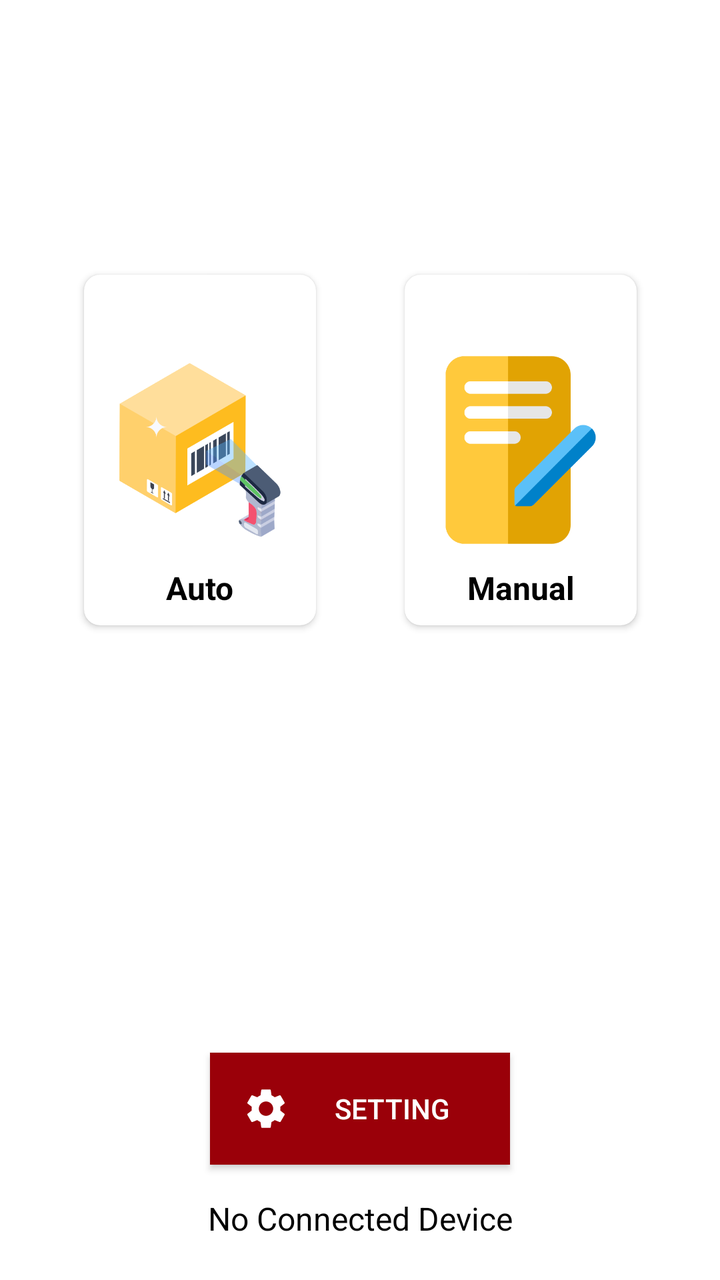
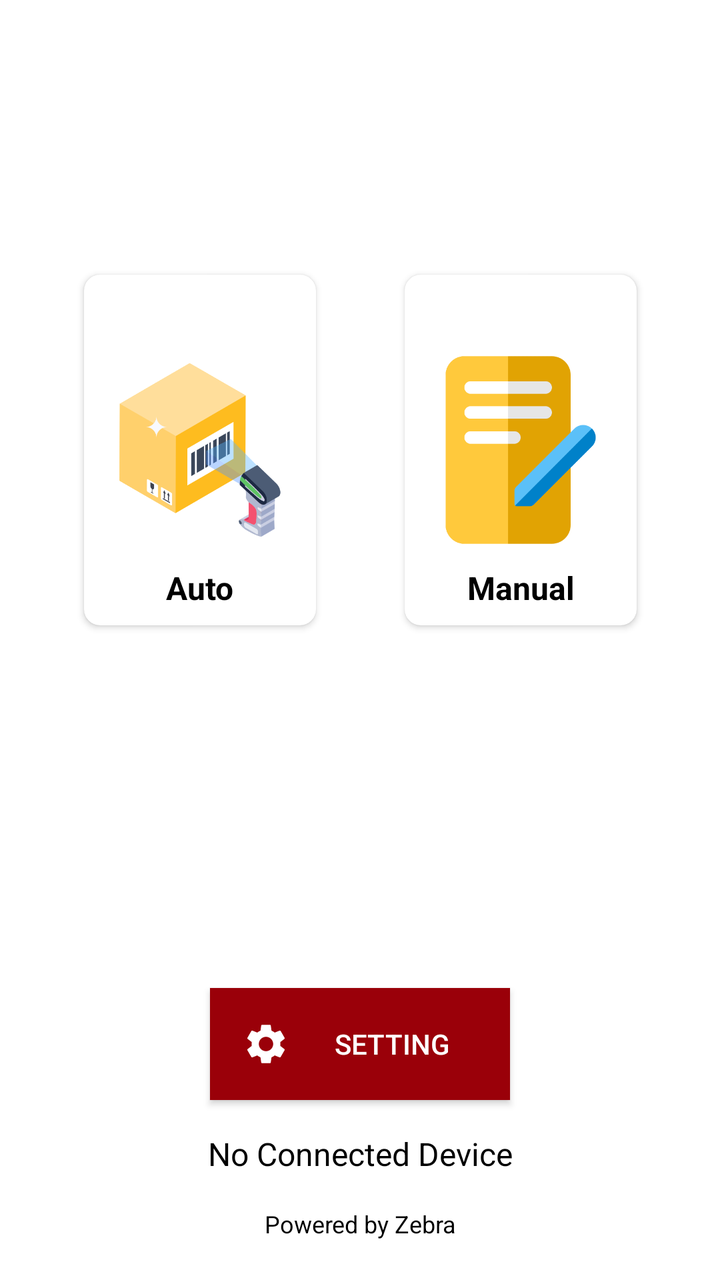

The first picture is an Android layout as it rendered before a commit; the second is the same layout after the commit. The layout source and the unified diff follow.
<!-- AndroidManifest.xml: application theme Theme.MAPZebraPrinter -->
<!-- res/layout/activity_main.xml -->
<?xml version="1.0" encoding="utf-8"?>
<androidx.constraintlayout.widget.ConstraintLayout xmlns:android="http://schemas.android.com/apk/res/android"
    xmlns:app="http://schemas.android.com/apk/res-auto"
    xmlns:tools="http://schemas.android.com/tools"
    android:id="@+id/main"
    android:layout_width="match_parent"
    android:layout_height="match_parent"
    android:padding="20dp"
    tools:context=".view.MainActivity">

    <View
        android:id="@+id/anchor"
        android:layout_width="1dp"
        android:layout_height="1dp"
        app:layout_constraintBottom_toBottomOf="parent"
        app:layout_constraintEnd_toEndOf="parent"
        app:layout_constraintStart_toStartOf="parent"
        app:layout_constraintTop_toTopOf="parent" />

    <androidx.cardview.widget.CardView
        android:id="@+id/cv_auto"
        android:layout_width="wrap_content"
        android:layout_height="wrap_content"
        android:layout_margin="8dp"
        android:elevation="8dp"
        app:cardCornerRadius="8dp"
        app:layout_constraintBottom_toBottomOf="@id/anchor"
        app:layout_constraintEnd_toStartOf="@id/anchor"
        app:layout_constraintStart_toStartOf="parent">

        <androidx.constraintlayout.widget.ConstraintLayout
            android:layout_width="wrap_content"
            android:layout_height="wrap_content"
            android:padding="8dp">

            <androidx.appcompat.widget.AppCompatButton
                android:id="@+id/btn_auto"
                android:layout_width="100dp"
                android:layout_height="100dp"
                android:background="@drawable/auto"
                app:layout_constraintBottom_toBottomOf="parent"
                app:layout_constraintEnd_toEndOf="parent"
                app:layout_constraintStart_toStartOf="parent"
                app:layout_constraintTop_toTopOf="parent" />

            <TextView
                android:layout_width="wrap_content"
                android:layout_height="wrap_content"
                android:layout_margin="8dp"
                android:text="@string/auto"
                android:textColor="@color/black"
                android:textSize="16sp"
                android:textStyle="bold"
                app:layout_constraintEnd_toEndOf="@id/btn_auto"
                app:layout_constraintStart_toStartOf="@id/btn_auto"
                app:layout_constraintTop_toBottomOf="@+id/btn_auto" />

        </androidx.constraintlayout.widget.ConstraintLayout>

    </androidx.cardview.widget.CardView>

    <androidx.cardview.widget.CardView
        android:id="@+id/cv_manual"
        android:layout_width="wrap_content"
        android:layout_height="wrap_content"
        android:layout_margin="8dp"
        android:elevation="8dp"
        app:cardCornerRadius="8dp"
        app:layout_constraintBottom_toBottomOf="@id/anchor"
        app:layout_constraintEnd_toEndOf="parent"
        app:layout_constraintStart_toEndOf="@id/anchor">

        <androidx.constraintlayout.widget.ConstraintLayout
            android:layout_width="wrap_content"
            android:layout_height="wrap_content"
            android:padding="8dp">

            <androidx.appcompat.widget.AppCompatButton
                android:id="@+id/btn_manual"
                android:layout_width="100dp"
                android:layout_height="100dp"
                android:background="@drawable/manual"
                app:layout_constraintBottom_toBottomOf="parent"
                app:layout_constraintEnd_toEndOf="parent"
                app:layout_constraintStart_toStartOf="parent"
                app:layout_constraintTop_toTopOf="parent" />

            <TextView
                android:layout_width="wrap_content"
                android:layout_height="wrap_content"
                android:layout_margin="8dp"
                android:text="@string/manual"
                android:textColor="@color/black"
                android:textSize="16sp"
                android:textStyle="bold"
                app:layout_constraintEnd_toEndOf="@id/btn_manual"
                app:layout_constraintStart_toStartOf="@id/btn_manual"
                app:layout_constraintTop_toBottomOf="@+id/btn_manual" />

        </androidx.constraintlayout.widget.ConstraintLayout>

    </androidx.cardview.widget.CardView>

    <androidx.appcompat.widget.AppCompatButton
        android:id="@+id/btn_setting"
        android:layout_width="150dp"
        android:layout_height="wrap_content"
        android:layout_margin="16dp"
        android:background="@color/primary_color"
        android:drawableStart="@drawable/baseline_settings_24"
        android:drawablePadding="8dp"
        android:padding="16dp"
        android:text="@string/setting"
        android:textColor="@color/white"
        app:layout_constraintBottom_toTopOf="@+id/tv_printer"
        app:layout_constraintEnd_toEndOf="parent"
        app:layout_constraintStart_toStartOf="parent" />

    <TextView
        android:id="@+id/tv_printer"
        android:layout_width="match_parent"
        android:layout_height="wrap_content"
        android:gravity="center"
        android:text="@string/no_connected_device"
        android:textColor="@color/black"
        android:textSize="16sp"
        app:layout_constraintBottom_toBottomOf="parent" />

</androidx.constraintlayout.widget.ConstraintLayout>
<!-- resources referenced by this layout -->
<resources>
  <color name="black">#FF000000</color>
  <color name="primary_color">#9A0009</color>
  <color name="white">#FFFFFFFF</color>
  <!-- drawable auto: png bitmap (drawable, 35378 bytes) -->
  <!-- drawable baseline_settings_24 (drawable) -->
  <vector xmlns:android="http://schemas.android.com/apk/res/android" android:height="24dp" android:tint="#FFFFFF" android:viewportHeight="24" android:viewportWidth="24" android:width="24dp">
        
      <path android:fillColor="@android:color/white" android:pathData="M19.14,12.94c0.04,-0.3 0.06,-0.61 0.06,-0.94c0,-0.32 -0.02,-0.64 -0.07,-0.94l2.03,-1.58c0.18,-0.14 0.23,-0.41 0.12,-0.61l-1.92,-3.32c-0.12,-0.22 -0.37,-0.29 -0.59,-0.22l-2.39,0.96c-0.5,-0.38 -1.03,-0.7 -1.62,-0.94L14.4,2.81c-0.04,-0.24 -0.24,-0.41 -0.48,-0.41h-3.84c-0.24,0 -0.43,0.17 -0.47,0.41L9.25,5.35C8.66,5.59 8.12,5.92 7.63,6.29L5.24,5.33c-0.22,-0.08 -0.47,0 -0.59,0.22L2.74,8.87C2.62,9.08 2.66,9.34 2.86,9.48l2.03,1.58C4.84,11.36 4.8,11.69 4.8,12s0.02,0.64 0.07,0.94l-2.03,1.58c-0.18,0.14 -0.23,0.41 -0.12,0.61l1.92,3.32c0.12,0.22 0.37,0.29 0.59,0.22l2.39,-0.96c0.5,0.38 1.03,0.7 1.62,0.94l0.36,2.54c0.05,0.24 0.24,0.41 0.48,0.41h3.84c0.24,0 0.44,-0.17 0.47,-0.41l0.36,-2.54c0.59,-0.24 1.13,-0.56 1.62,-0.94l2.39,0.96c0.22,0.08 0.47,0 0.59,-0.22l1.92,-3.32c0.12,-0.22 0.07,-0.47 -0.12,-0.61L19.14,12.94zM12,15.6c-1.98,0 -3.6,-1.62 -3.6,-3.6s1.62,-3.6 3.6,-3.6s3.6,1.62 3.6,3.6S13.98,15.6 12,15.6z"/>
      
  </vector>
  <!-- drawable manual: png bitmap (drawable, 10208 bytes) -->
  <string name="auto">Auto</string>
  <string name="manual">Manual</string>
  <string name="no_connected_device">No Connected Device</string>
  <string name="setting">Setting</string>
  <style name="Theme.MAPZebraPrinter" parent="Theme.MaterialComponents.DayNight.DarkActionBar">
          
          <item name="colorPrimary">@color/primary_color</item>
          <item name="colorPrimaryVariant">@color/purple_700</item>
          <item name="colorOnPrimary">@color/white</item>
          
          <item name="colorSecondary">@color/teal_200</item>
          <item name="colorSecondaryVariant">@color/teal_700</item>
          <item name="colorOnSecondary">@color/black</item>
          
          <item name="android:statusBarColor">?attr/colorPrimaryVariant</item>
          
      </style>
  <color name="purple_700">#FF3700B3</color>
  <color name="teal_200">#FF03DAC5</color>
  <color name="teal_700">#FF018786</color>
</resources>

<!-- the commit's change to res/layout/activity_main.xml (unified diff, before → after) -->
@@ -120,10 +120,21 @@
         android:id="@+id/tv_printer"
         android:layout_width="match_parent"
         android:layout_height="wrap_content"
+        android:layout_margin="16dp"
         android:gravity="center"
         android:text="@string/no_connected_device"
         android:textColor="@color/black"
         android:textSize="16sp"
+        app:layout_constraintBottom_toTopOf="@+id/tv_powered" />
+
+    <TextView
+        android:id="@+id/tv_powered"
+        android:layout_width="match_parent"
+        android:layout_height="wrap_content"
+        android:gravity="center"
+        android:text="@string/powered_by_zebra"
+        android:textColor="@color/black"
+        android:textSize="12sp"
         app:layout_constraintBottom_toBottomOf="parent" />
 
 </androidx.constraintlayout.widget.ConstraintLayout>
<!-- resource entries referenced after the edit -->
@@ -14,6 +14,7 @@
   <string name="auto">Auto</string>
   <string name="manual">Manual</string>
   <string name="no_connected_device">No Connected Device</string>
+  <string name="powered_by_zebra">Powered by Zebra</string>
   <string name="setting">Setting</string>
   <style name="Theme.MAPZebraPrinter" parent="Theme.MaterialComponents.DayNight.DarkActionBar">
           
